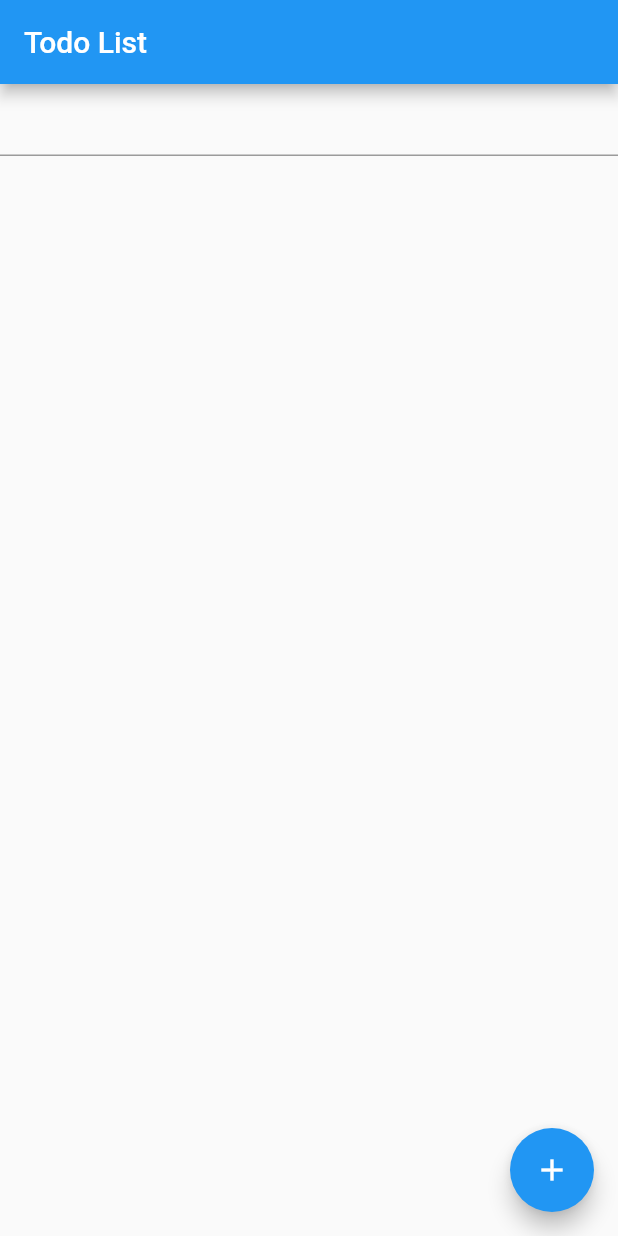
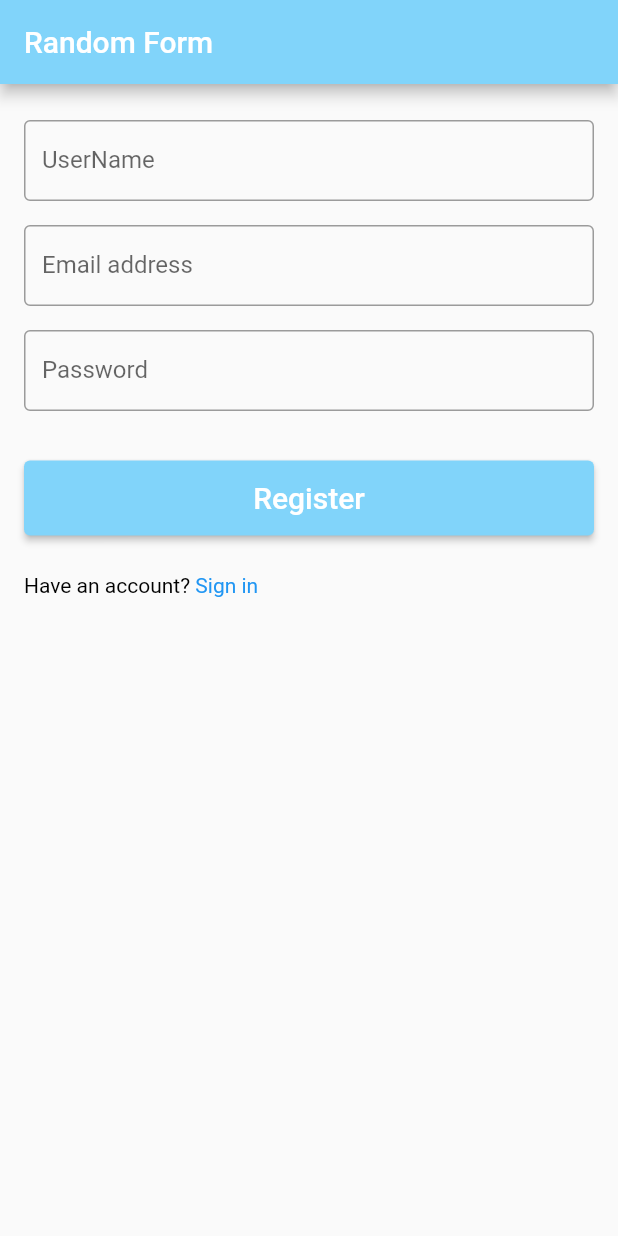
Before and after one commit to Dami-Lola/UnitTesting, a Flutter app: the screen it shows after launch, on a phone screen of 412 x 824 dp. Run offline on Flutter 3.47's test engine with Material 2 defaults, Android fonts, the phone set to English and light mode, and no system bars.

Commit message:
Login and Home Page

```diff
--- a/lib/counter.dart
+++ /dev/null
@@ -1,7 +0,0 @@
-class Counter {
-  int value = 0;
-
-  void increment() => value++;
-
-  void decrement() => value--;
-}
--- /dev/null
+++ b/lib/homepage.dart
@@ -0,0 +1,23 @@
+import 'package:flutter/cupertino.dart';
+import 'package:flutter/material.dart';
+
+class HomePage extends StatefulWidget{
+
+  @override
+  _HomePageState createState() => new _HomePageState();
+}
+
+
+class _HomePageState extends State<HomePage> {
+  @override
+  Widget build(BuildContext context) {
+    return Scaffold(
+      appBar: AppBar(
+        title: Text('Next Page people'),
+      ),
+      body: Center(
+          child: Text('Random Message')
+      ),
+    );
+  }
+}
--- a/lib/main.dart
+++ b/lib/main.dart
@@ -1,63 +1,159 @@
+import 'package:flutter/gestures.dart';
 import 'package:flutter/material.dart';
+import 'package:flutter_app/homepage.dart';
 
 void main() {
-  runApp(TodoList());
+  runApp(MyApp());
 }
 
-class TodoList extends StatefulWidget {
+class MyApp extends StatelessWidget {
+  @override
+  Widget build(BuildContext context) {
+    return MaterialApp(
+      title: 'Flutter Demo',
+      theme: ThemeData(
+        primarySwatch: Colors.blue,
+      ),
+      home: LoginPage(),
+      debugShowCheckedModeBanner: false,
+    );
+  }
+}
+
+
+class LoginPage extends StatefulWidget {
+  LoginPage({Key key}) : super(key: key);
 
   @override
-  _TodoListState createState() => _TodoListState();
+  _LoginPageState createState() => _LoginPageState();
 }
 
-class _TodoListState extends State<TodoList> {
-  int value = 0;
-  static const _appTitle = 'Todo List';
-  final todos = <String>[];
-  final controller = TextEditingController();
+class _LoginPageState extends State<LoginPage> {
+  final _formKey = GlobalKey<FormState>();
 
-  void increment() => value++;
-
-  void decrement() => value--;
+  String _email;
+  String _password;
+  String _username;
 
   @override
   Widget build(BuildContext context) {
-    return MaterialApp(
-      title: _appTitle,
-      home: Scaffold(
-        appBar: AppBar(
-          title: Text(_appTitle),
-        ),
-        body: Column(
-          children: [
-            TextField(
-              controller: controller,
-            ),
-            Expanded(
-              child: ListView.builder(
-                itemCount: todos.length,
-                itemBuilder: (BuildContext context, int index) {
-                  final todo = todos[index];
-                  return Dismissible(
-                    key: Key('$todo$index'),
-                    child: ListTile(title: Text(todo)),
-                  );
-                },
+    return Scaffold(
+      appBar: AppBar(
+        title: Text("Random Form"),
+        backgroundColor: Colors.lightBlue[200],
+      ),
+      body: Padding(
+        padding: EdgeInsets.all(16),
+        child: Form(
+          autovalidateMode: AutovalidateMode.disabled, key: _formKey,
+          child: new ListView(
+              children: <Widget>[
+                Container(
+                  padding: EdgeInsets.symmetric(vertical: 8),
+                  width: 250,
+                  height: 70,
+                  child: TextFormField(
+                    key: Key('username'),
+                    decoration: InputDecoration(
+                      border: OutlineInputBorder(),
+                      labelText: 'UserName',
+                      hintText: 'Enter username eg lola.vola',
+                    ),
+                    validator: (value) => value.isEmpty ? 'Username can\'t be empty' : null,
+                    onSaved: (String value) => _username = value,
+                  ),
+                ),
+                Container(
+                  padding: EdgeInsets.symmetric(vertical: 8),
+                  width: 250,
+                  height: 70,
+                  child: TextFormField(
+                    key: Key('email'),
+                    obscureText: true,
+                    decoration: InputDecoration(
+                      border: OutlineInputBorder(),
+                      labelText: 'Email address',
+                      hintText: 'Enter your email address',
+                    ),
+                    validator: (value) => value.isEmpty ? 'Username can\'t be empty' : null,
+                    onSaved: (String value) => _email = value,
+                  ),
+                ),
+                Container(
+                  padding: EdgeInsets.symmetric(vertical: 8),
+                  width: 250,
+                  height: 70,
+                  child: TextFormField(
+                    key: Key('password'),
+                    decoration: InputDecoration(
+                      border: OutlineInputBorder(),
+                      labelText: 'Password',
+                      hintText: 'Enter your password',
+                    ),
+                    validator: (value) => value.isEmpty ? 'Username can\'t be empty' : null,
+                    onSaved: (String value) => _password = value,
+                  ),
+                ),
+                Container(
+                  margin: EdgeInsets.symmetric(vertical: 25),
+                  width: 200.00,
+                  height: 50.00,
+                  child: ElevatedButton(
+                      child: Text(
+                        'Register',
+                        style: TextStyle(fontSize: 20.0, color: Colors.white),
+                      ),
+                      style: ElevatedButton.styleFrom(primary: Colors.lightBlue[200]),
+                      onPressed: () {
+                        if (_formKey.currentState.validate()) {
+                          Navigator.of(context).push(MaterialPageRoute(builder: (context) => HomePage()));
+                        }
+                        else {
+                          print('Don\'t be silly');
+                        }
+                      }
+                  ),
+                ),
+                RichText(
+                  text: TextSpan(
+                    text: "Have an account?",
+                    style: TextStyle(color: Colors.black, fontSize: 14),
+                    children: <TextSpan>[
+                      TextSpan(
+                        text: ' Sign in',
+                        style: TextStyle(color: Colors.blue, fontSize: 14),
+                        recognizer: TapGestureRecognizer()
+                          ..onTap = () {},
+                      ),
+                    ],
+                  ),
+                ),
+                ],
+          ),
+         /*   Text(
+              "Good Day!",
+              style: TextStyle(
+                fontSize: 20,
+                fontWeight: FontWeight.bold,
+                color: Colors.black,
+                wordSpacing: 5,
               ),
             ),
-          ],
-        ),
-        floatingActionButton: FloatingActionButton(
-          onPressed: () {
-            setState(() {
-              todos.add(controller.text);
-              controller.clear();
-            });
-          },
-          child: Icon(Icons.add),
+            Padding(
+              padding: EdgeInsets.symmetric(vertical: 8),
+              child: Text(
+                "Please fill in this form to create a new account",
+                style: TextStyle(
+                  fontSize: 14,
+                  fontWeight: FontWeight.normal,
+                  color: Colors.grey,
+                ),
+              ),
+            ),
+
+          */
         ),
       ),
     );
-
   }
 }
--- a/pubspec.yaml
+++ b/pubspec.yaml
@@ -24,7 +24,6 @@ dependencies:
   flutter:
     sdk: flutter
 
-
   # The following adds the Cupertino Icons font to your application.
   # Use with the CupertinoIcons class for iOS style icons.
   cupertino_icons: ^1.0.2
@@ -34,7 +33,8 @@ dev_dependencies:
   flutter_test:
     sdk: flutter
   integration_test: ^1.0.1    # new
-  test: ^1.14.4               # new
+  test: ^1.14.4   # new
+  mockito: 4.0.0
 
 # For information on the generic Dart part of this file, see the
 # following page: https://dart.dev/tools/pub/pubspec
```
Also changed, not shown: pubspec.lock, 5 other files.
